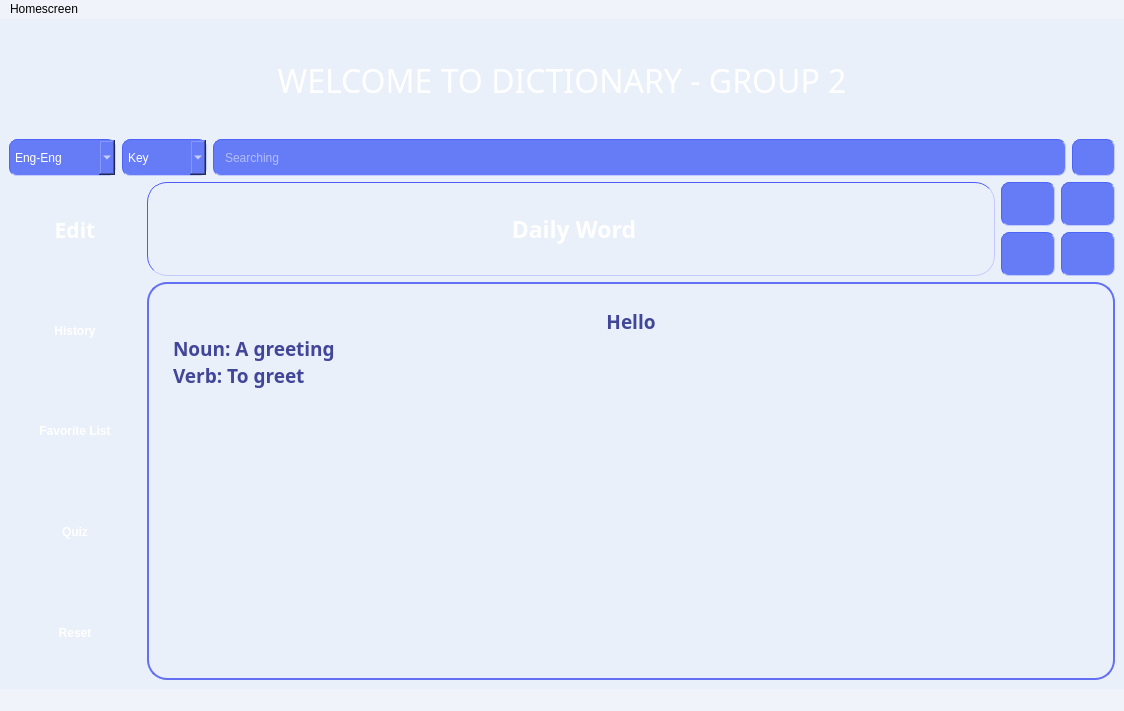
Above: mainwindow.ui from OHonSam/CS163_Group2_Dictionary before the change. Below: the same form after it.
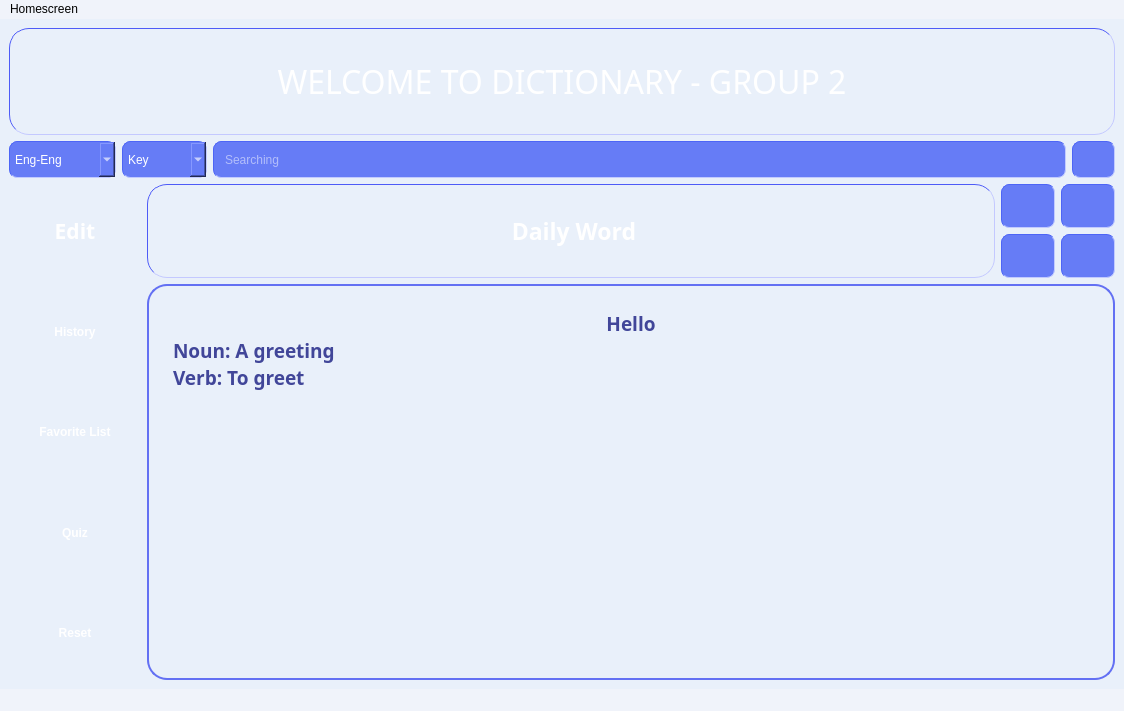
That is the form after the change. Icons and pictures are not drawn.

Commit message: add all EditChoice scr layouts

What changed in the file:
```diff
--- a/mainwindow.ui
+++ b/mainwindow.ui
@@ -236,6 +236,10 @@
 border-radius: 20px;
   min-height: 20px;
   min-width: 20px;
+border-style:solid;
+border-color: rgb(78, 91, 247);
+border-width : 1px;
+border-style:inset;
 background-image: url(:/background/images/bg/intro bg.png);</string>
         </property>
         <property name="text">
```
Left out of the diff: 2 changed lines with no effect on the pictures. The commit also changes 6 other files.
